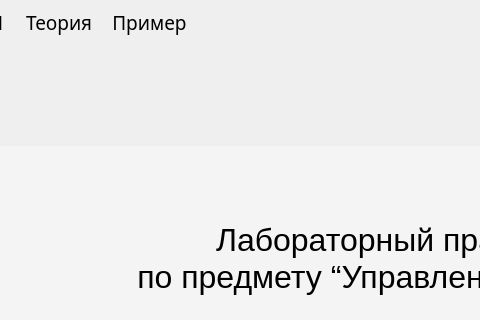
Old version of the form interface.ui in the repository aleksgov/py_labs; both pictures show x 328 to 808 and y 0 to 320 of the 1440 by 810 pixel window.
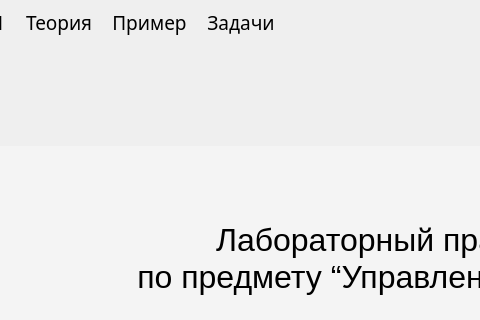
New version of the form.

Commit message: variantsTab support

Patch:
```diff
--- a/interface.ui
+++ b/interface.ui
@@ -791,6 +791,11 @@
         <string>Пример</string>
        </attribute>
       </widget>
+      <widget class="QWidget" name="VariantsFirstLabTab">
+       <attribute name="title">
+        <string>Задачи</string>
+       </attribute>
+      </widget>
      </widget>
     </item>
    </layout>
```
The commit also changes 4 other files.
